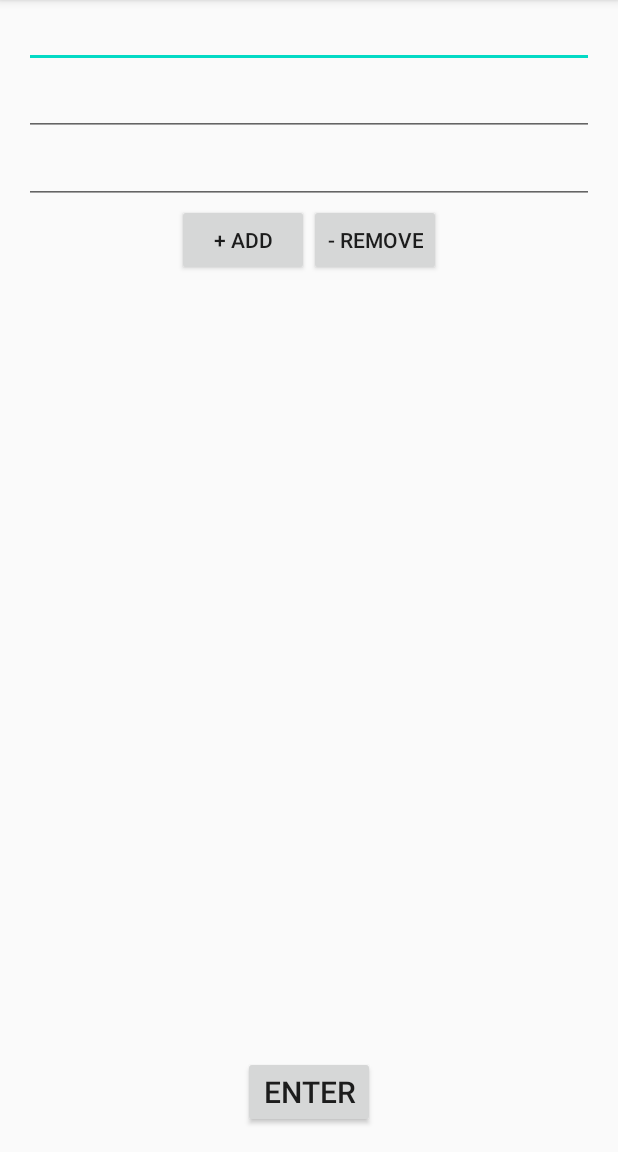
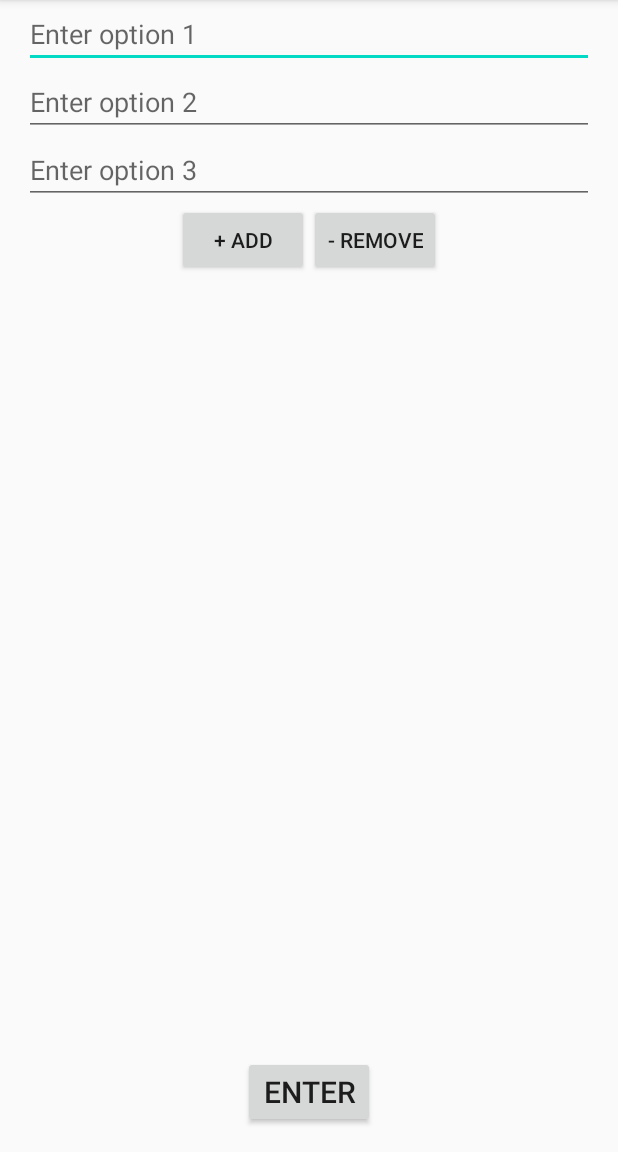
Before and after one commit to ypattan/EMMM, an Android app: the screen it shows after launch (MainActivity), after a tap on "+ ADD", on a phone screen of 412 x 824 dp, the part 84-1236 px from its top. Run offline under Robolectric (Android 15) with nearby library versions, the phone set to English and light mode, and no system bars.

Commit message:
added hints

```diff
--- a/app/src/main/res/layout/activity_option_input.xml
+++ b/app/src/main/res/layout/activity_option_input.xml
@@ -20,14 +20,16 @@
             android:layout_width="match_parent"
             android:layout_height="wrap_content"
             android:layout_marginStart="16dp"
-            android:layout_marginEnd="16dp" />
+            android:layout_marginEnd="16dp"
+            android:hint="Enter option 1"/>
 
         <EditText
             android:id="@+id/option2"
             android:layout_width="match_parent"
             android:layout_height="wrap_content"
             android:layout_marginStart="16dp"
-            android:layout_marginEnd="16dp" />
+            android:layout_marginEnd="16dp"
+            android:hint="Enter option 2"/>
 
         <EditText
             android:id="@+id/option3"
@@ -35,7 +37,8 @@
             android:layout_height="wrap_content"
             android:layout_marginStart="16dp"
             android:layout_marginEnd="16dp"
-            android:visibility="gone" />
+            android:visibility="gone"
+            android:hint="Enter option 3"/>
 
         <EditText
             android:id="@+id/option4"
@@ -43,7 +46,8 @@
             android:layout_height="wrap_content"
             android:layout_marginStart="16dp"
             android:layout_marginEnd="16dp"
-            android:visibility="gone"/>
+            android:visibility="gone"
+            android:hint="Enter option 4"/>
 
         <EditText
             android:id="@+id/option5"
@@ -51,7 +55,8 @@
             android:layout_height="wrap_content"
             android:layout_marginStart="16dp"
             android:layout_marginEnd="16dp"
-            android:visibility="gone"/>
+            android:visibility="gone"
+            android:hint="Enter option 5"/>
 
         <LinearLayout
             android:layout_width="wrap_content"
```
